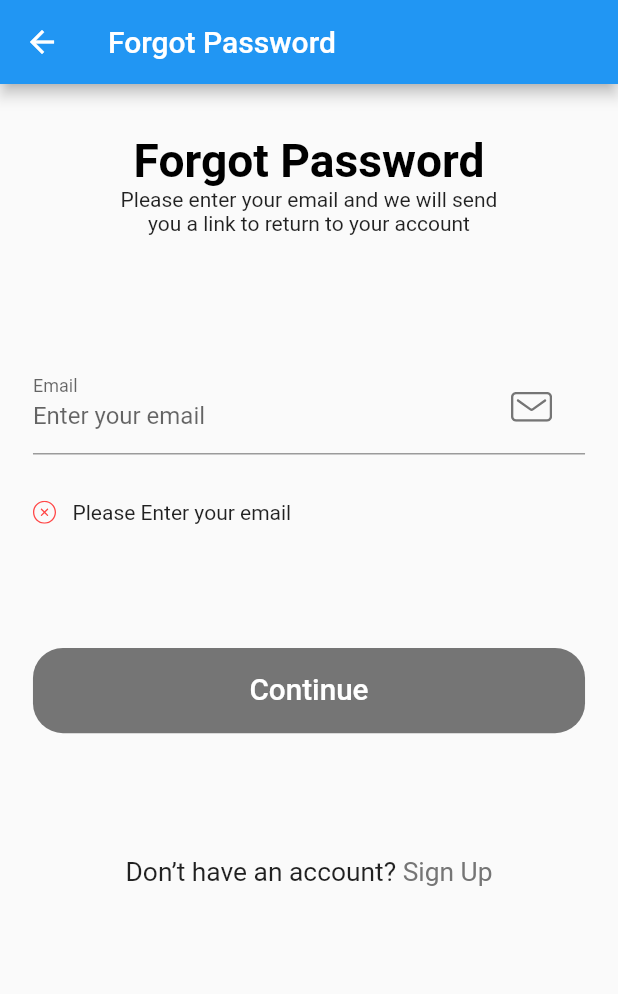
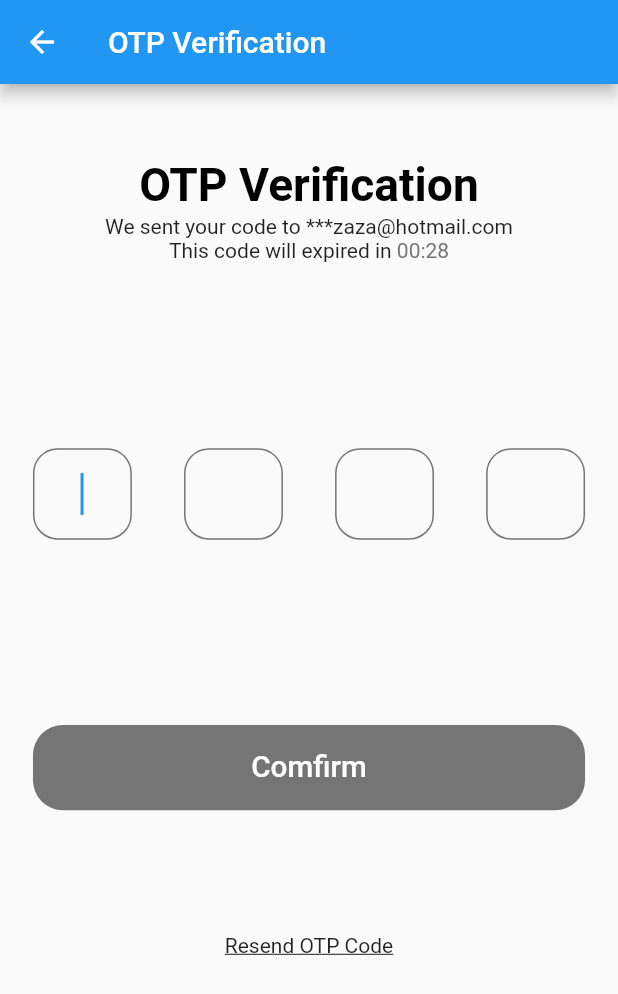
Before and after one commit to Pipeparin12/CSC291_BookStoreApp, a Flutter app: the ForgotPasswordScreen screen opened directly, after a tap on "Continue", on a phone screen of 412 x 824 dp. Shown: the top 994 px of the screen. Run offline on Flutter 3.47's test engine with Material 2 defaults, Android fonts, the phone set to English and light mode, and no system bars; our stand-ins replace flutter_svg, google_fonts; missing offline and left inert: dart:js.

Commit message:
add new page

```diff
--- a/bookstoreapp291/lib/screen/forgot_password/components/body.dart
+++ b/bookstoreapp291/lib/screen/forgot_password/components/body.dart
@@ -1,3 +1,4 @@
+import 'package:bookstoreapp291/screen/otp/otp_screen.dart';
 import 'package:flutter/material.dart';
 import 'package:bookstoreapp291/components/custom_surfix_icon.dart';
 import 'package:bookstoreapp291/components/default_button.dart';
@@ -102,6 +103,8 @@ class _ForgotPassFormState extends State<ForgotPassForm> {
             press: () {
               if (_formKey.currentState!.validate()) {
                 // Do what you want to do
+                Navigator.push(context,
+                    MaterialPageRoute(builder: (context) => OtpScreen()));
               }
             },
           ),
```
Also changed, not shown: bookstoreapp291/lib/complete_forgetpassword/complete_froget_screen.dart (added), bookstoreapp291/lib/complete_forgetpassword/components/body.dart (added), bookstoreapp291/lib/complete_forgetpassword/components/complete_forget_form.dart (added).
